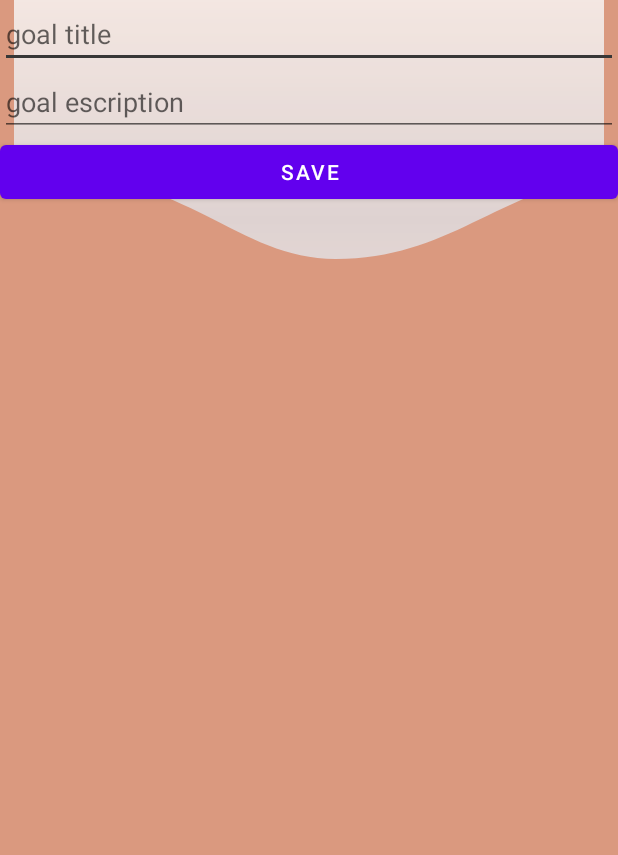
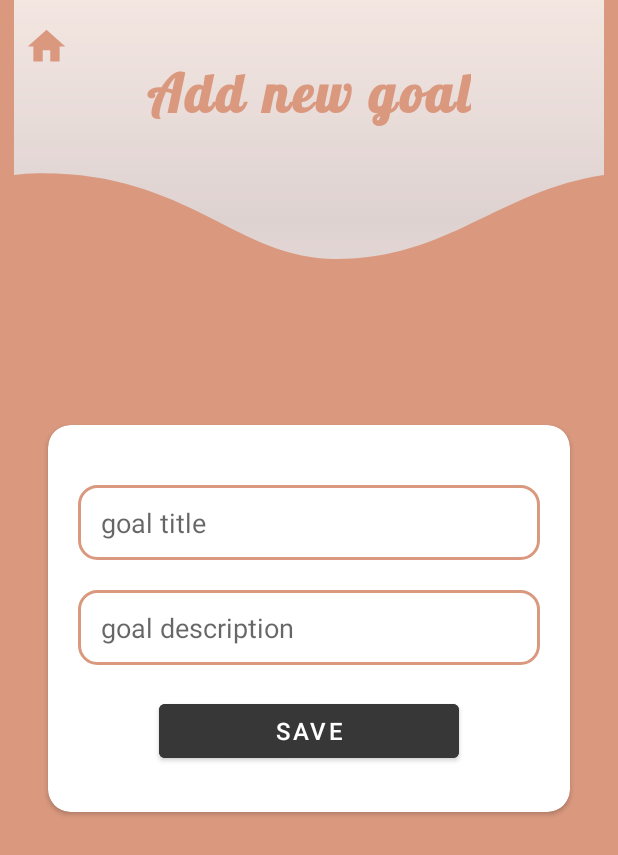
Before and after one commit to maha303/TaskTimer_Error404, an Android app: the AddGoal screen opened directly, with no data from a screen before it, on a phone screen of 412 x 824 dp. Shown: the top 855 px of the screen. Run offline under Robolectric (Android 15) with nearby library versions, the phone set to English and light mode, and no system bars; our stand-ins replace Room's generated code.

Commit message:
goal page

```diff
--- a/app/src/main/java/com/example/tasktimer_error404/AddGoal.kt
+++ b/app/src/main/java/com/example/tasktimer_error404/AddGoal.kt
@@ -4,6 +4,7 @@ import android.content.Intent
 import androidx.appcompat.app.AppCompatActivity
 import android.os.Bundle
 import android.util.Log
+import android.view.View
 import android.widget.Button
 import android.widget.EditText
 import androidx.lifecycle.ViewModelProvider
@@ -47,7 +48,9 @@ class AddGoal : AppCompatActivity() {
             startActivity(intent)
         }
     }
-
+    fun backButton(view: View) {
+        finish()
+    }
     private lateinit var goalViewModel: MainViewModel
     private fun initializeViewModel(){
         goalViewModel = ViewModelProvider(this).get(MainViewModel::class.java)
--- a/app/src/main/java/com/example/tasktimer_error404/GoalDetailsPage.kt
+++ b/app/src/main/java/com/example/tasktimer_error404/GoalDetailsPage.kt
@@ -158,7 +158,7 @@ class GoalDetailsPage : AppCompatActivity() {
     //state from timer page
     //time saved on timer page
     //make overall goal time
-//todo maybe change no task icon
+
 //todo alert dialog pretty ui
 /*
 
--- /dev/null
+++ b/app/src/main/res/drawable/edittext_style.xml
@@ -0,0 +1,9 @@
+<?xml version="1.0" encoding="utf-8"?>
+<selector xmlns:android="http://schemas.android.com/apk/res/android">
+    <item>
+        <shape>
+            <corners android:radius="12dp"></corners>
+            <stroke android:color="#DA997F" android:width="2dp"></stroke>
+        </shape>
+    </item>
+</selector>
--- a/app/src/main/res/layout/activity_add_goal.xml
+++ b/app/src/main/res/layout/activity_add_goal.xml
@@ -17,33 +17,83 @@
         app:lottie_autoPlay="true"
         app:lottie_loop="true"
         app:lottie_rawRes="@raw/lf30_editor_cjzmcltv" />
+    <ImageView
+        android:id="@+id/addBack"
+        android:layout_width="30dp"
+        android:layout_height="30dp"
+        android:layout_marginStart="16dp"
+        android:layout_marginTop="16dp"
+        app:layout_constraintStart_toStartOf="parent"
+        app:layout_constraintTop_toTopOf="parent"
+        android:onClick="backButton"
+        app:srcCompat="@drawable/home"
+        app:tint="#DA997F" />
+    <TextView
+        android:id="@+id/tvGoalDetailsTitle"
+        android:layout_width="wrap_content"
+        android:layout_height="wrap_content"
+        android:layout_marginTop="40dp"
+        android:text="Add new goal"
+        android:textSize="35dp"
+        android:textColor="#DA997F"
+        android:fontFamily="@font/lobster_regular"
+        android:textStyle="bold"
+        android:letterSpacing="0.06"
+        app:layout_constraintEnd_toEndOf="parent"
+        app:layout_constraintStart_toStartOf="parent"
+        app:layout_constraintTop_toTopOf="parent" />
+    <androidx.cardview.widget.CardView
+        android:layout_width="match_parent"
+        android:layout_height="wrap_content"
+        android:layout_marginStart="32dp"
+        android:layout_marginEnd="32dp"
+        app:cardCornerRadius="15dp"
+        app:layout_constraintBottom_toBottomOf="parent"
+        app:layout_constraintEnd_toEndOf="parent"
+        app:layout_constraintStart_toStartOf="parent"
+        app:layout_constraintTop_toTopOf="parent">
 
         <LinearLayout
             android:layout_width="match_parent"
             android:layout_height="match_parent"
-        android:orientation="vertical">
+            android:layout_margin="20dp"
+            android:orientation="vertical"
+            android:gravity="center">
 
             <EditText
                 android:id="@+id/etTitle"
                 android:layout_width="match_parent"
-            android:layout_height="wrap_content"
+                android:layout_height="50dp"
                 android:ems="10"
+                android:paddingStart="15dp"
+                android:hint="goal title"
+                android:layout_marginTop="20dp"
+                android:layout_marginBottom="20dp"
                 android:inputType="textPersonName"
-            android:hint="goal title" />
+                android:background="@drawable/edittext_style"/>
 
             <EditText
                 android:id="@+id/etDescription"
                 android:layout_width="match_parent"
-            android:layout_height="wrap_content"
+                android:layout_height="50dp"
                 android:ems="10"
+                android:paddingStart="15dp"
+                android:layout_marginBottom="20dp"
+                android:hint="goal description"
                 android:inputType="textPersonName"
-            android:hint="goal escription" />
+                android:background="@drawable/edittext_style"/>
 
             <Button
                 android:id="@+id/sanebtn"
-            android:layout_width="match_parent"
+                android:layout_width="200dp"
                 android:layout_height="wrap_content"
-            android:text="save" />
+                android:text="save"
+                android:layout_marginBottom="10dp"
+                android:backgroundTint="#373737"
+                android:textSize="16dp"
+
+                />
         </LinearLayout>
+    </androidx.cardview.widget.CardView>
 
 </androidx.constraintlayout.widget.ConstraintLayout>
--- a/app/src/main/res/layout/activity_congrat_page.xml
+++ b/app/src/main/res/layout/activity_congrat_page.xml
@@ -46,7 +46,7 @@
             android:layout_width="200dp"
             android:layout_height="60dp"
             android:text="Go back"
-            android:backgroundTint="#ffffff"
+            android:backgroundTint="#373737"
             android:textColor="#DA997F"
             android:textSize="20dp"
             android:onClick="backButton"
```
Also changed, not shown: app/src/main/res/layout/activity_goal_details_page.xml (+5 -5 lines), app/src/main/res/layout/goals_item.xml (+35 -33 lines). Lines whose indentation alone changed are shown as unchanged.
